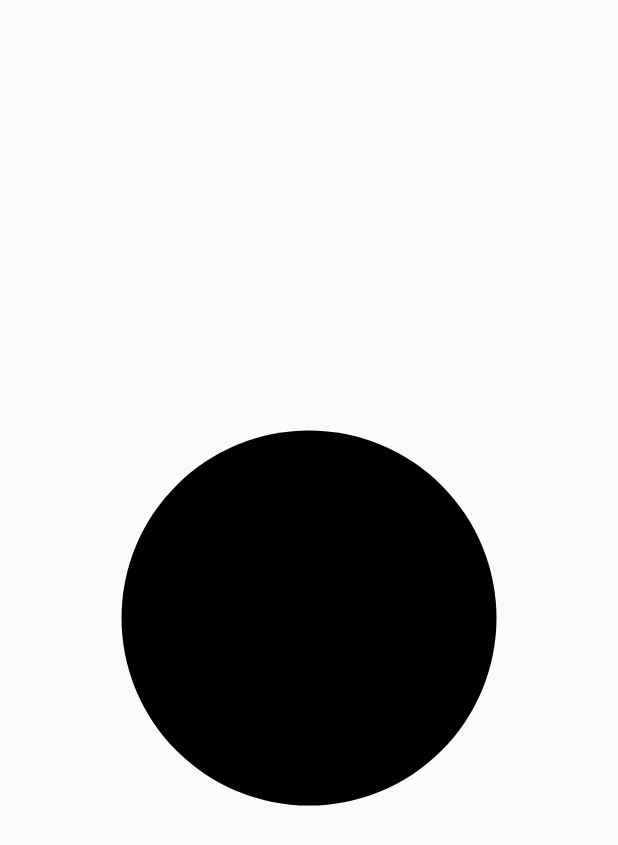
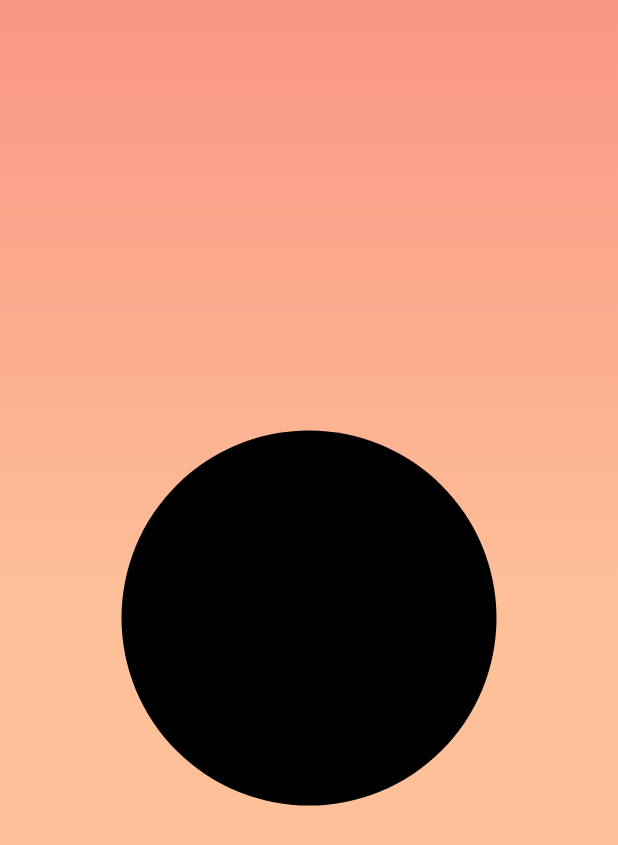
Before and after one commit to guitoof/flutter-zen-breath, a Flutter app: the screen it shows after launch, on a phone screen of 412 x 824 dp. Shown: the top 845 px of the screen. Run offline on Flutter 3.47's test engine with Material 2 defaults, Android fonts, the phone set to English and light mode, and no system bars.

Commit message:
:lipstick: (Background) Add background with gradient

```diff
--- a/lib/home_page.dart
+++ b/lib/home_page.dart
@@ -1,4 +1,5 @@
 import 'package:flutter/material.dart';
+import 'scene/background.dart';
 
 import 'painter.dart';
 
@@ -40,9 +41,11 @@ class _HomePageState extends State<HomePage>
   @override
   Widget build(BuildContext context) {
     return Scaffold(
-      body: Center(
-        child: CustomPaint(
-          painter: Painter(circleRadius: _sizeAnimation.value.toDouble()),
+      body: Background(
+        child: Center(
+          child: CustomPaint(
+            painter: Painter(circleRadius: _sizeAnimation.value.toDouble()),
+          ),
         ),
       ),
     );
--- /dev/null
+++ b/lib/scene/background.dart
@@ -0,0 +1,27 @@
+import 'package:flutter/material.dart';
+
+class Background extends StatelessWidget {
+  final Widget child;
+
+  Background({required this.child});
+
+  @override
+  Widget build(BuildContext context) {
+    return Container(
+      decoration: BoxDecoration(
+        gradient: LinearGradient(
+          begin: Alignment.topCenter,
+          end: Alignment.bottomCenter,
+          // Add one stop for each color. Stops should increase from 0 to 1
+          stops: [0, 0.5, 1],
+          colors: [
+            const Color(0xFFFA9782),
+            const Color(0xFFFDC099),
+            const Color(0xFFFDC099),
+          ],
+        ),
+      ),
+      child: child,
+    );
+  }
+}
```
